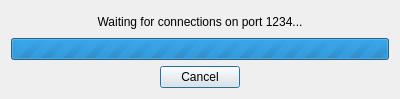
Old version of the form qt_ui/startuploadingdialog.ui in the repository germanogmn1/netcheckers.
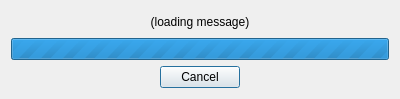
New version of the form.

```diff
--- a/qt_ui/startuploadingdialog.ui
+++ b/qt_ui/startuploadingdialog.ui
@@ -17,7 +17,7 @@
    <item>
     <widget class="QLabel" name="label">
      <property name="text">
-      <string>Waiting for connections on port 1234...</string>
+      <string>(loading message)</string>
      </property>
      <property name="alignment">
       <set>Qt::AlignCenter</set>
```
Left out of the diff: 2 changed lines with no effect on the pictures.
